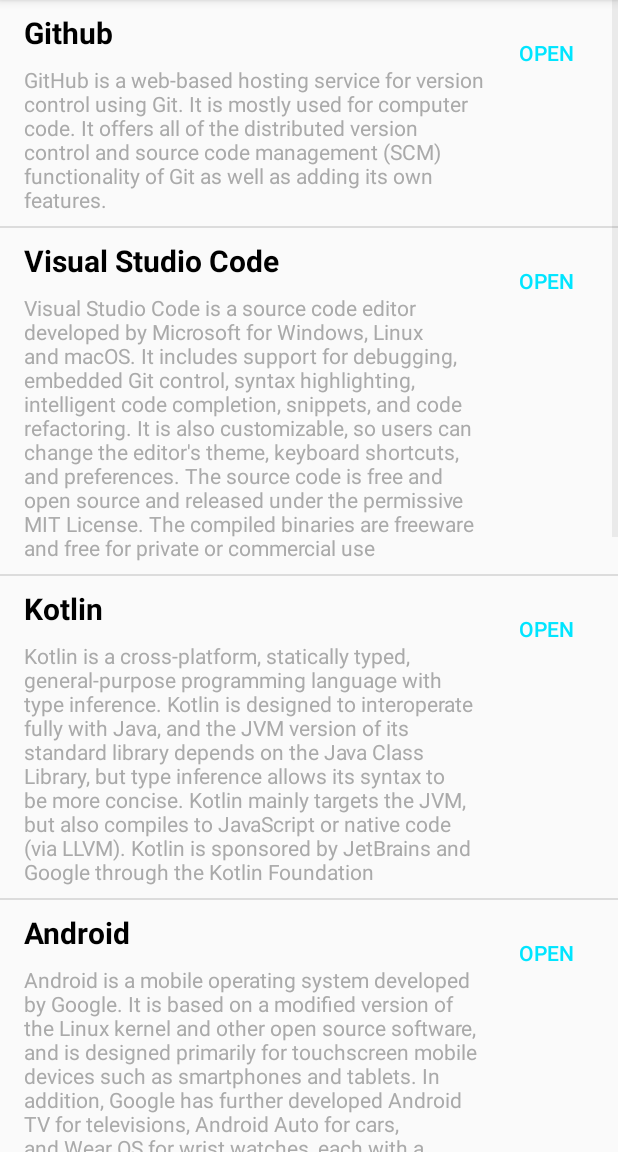
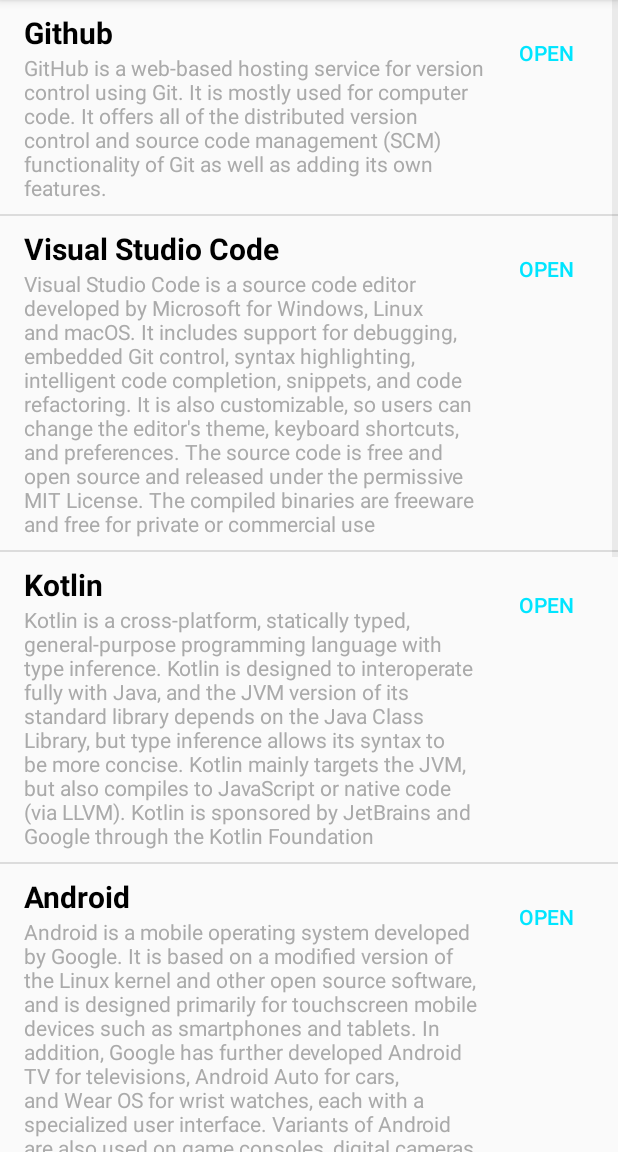
Before and after one commit to tochanenko/AndroidPlaygroundApp, an Android app: the ListViewActivity screen opened directly, with no data from a screen before it, on a phone screen of 412 x 824 dp, the part 84-1236 px from its top. Run offline under Robolectric (Android 15) with nearby library versions, the phone set to English and light mode, and no system bars.

Commit message:
Redesigned MainActivity and ListActivity

```diff
--- a/playground/app/src/main/res/layout/activity_list_view.xml
+++ b/playground/app/src/main/res/layout/activity_list_view.xml
@@ -1,18 +1,13 @@
 <?xml version="1.0" encoding="utf-8"?>
-<android.support.constraint.ConstraintLayout
+<ListView
         xmlns:android="http://schemas.android.com/apk/res/android"
         xmlns:tools="http://schemas.android.com/tools"
         xmlns:app="http://schemas.android.com/apk/res-auto"
         android:layout_width="match_parent"
         android:layout_height="match_parent"
-        tools:context=".ListViewActivity">
-
-    <ListView
-            android:id="@+id/list_view"
-            android:layout_width="0dp"
-            android:layout_height="0dp"
-            app:layout_constraintBottom_toBottomOf="parent"
-            app:layout_constraintEnd_toEndOf="parent"
-            app:layout_constraintStart_toStartOf="parent"
-            app:layout_constraintTop_toTopOf="parent" />
-</android.support.constraint.ConstraintLayout>
+        tools:context=".ListViewActivity"
+        android:id="@+id/list_view"
+        app:layout_constraintBottom_toBottomOf="parent"
+        app:layout_constraintEnd_toEndOf="parent"
+        app:layout_constraintStart_toStartOf="parent"
+        app:layout_constraintTop_toTopOf="parent" />
--- a/playground/app/src/main/res/layout/list_item.xml
+++ b/playground/app/src/main/res/layout/list_item.xml
@@ -37,7 +37,6 @@
             android:layout_width="0dp"
             android:layout_height="wrap_content"
             android:layout_marginStart="16dp"
-        android:layout_marginTop="8dp"
             android:layout_marginEnd="8dp"
             android:layout_marginBottom="8dp"
             android:text="TextView"
@@ -45,5 +44,5 @@
             app:layout_constraintBottom_toBottomOf="parent"
             app:layout_constraintEnd_toStartOf="@+id/listItemButton"
             app:layout_constraintStart_toStartOf="parent"
-        app:layout_constraintTop_toBottomOf="@+id/listItemTitle" />
+            app:layout_constraintTop_toBottomOf="@+id/listItemTitle"/>
 </android.support.constraint.ConstraintLayout>
--- a/playground/app/src/main/res/layout/main_menu_list_item.xml
+++ b/playground/app/src/main/res/layout/main_menu_list_item.xml
@@ -11,7 +11,7 @@
             android:layout_height="31dp"
             android:id="@+id/mainMenuTitle" app:layout_constraintEnd_toEndOf="parent" android:layout_marginEnd="16dp"
             app:layout_constraintStart_toStartOf="parent" android:layout_marginStart="16dp"
-            android:layout_marginTop="16dp" app:layout_constraintTop_toTopOf="parent" android:textSize="20sp"
+            android:layout_marginTop="8dp" app:layout_constraintTop_toTopOf="parent" android:textSize="20sp"
             android:textColor="@android:color/black"/>
     <TextView
             android:text="TextView"
@@ -20,7 +20,7 @@
             android:id="@+id/mainMenuDescription" app:layout_constraintStart_toStartOf="parent"
             android:layout_marginStart="16dp"
             app:layout_constraintEnd_toEndOf="parent" android:layout_marginEnd="16dp"
-            android:layout_marginBottom="16dp"
+            android:layout_marginBottom="8dp"
             app:layout_constraintBottom_toBottomOf="parent" app:layout_constraintTop_toBottomOf="@+id/mainMenuTitle"
-            android:layout_marginTop="8dp"/>
+    />
 </android.support.constraint.ConstraintLayout>
```
Also changed, not shown: playground/app/src/main/res/layout/activity_main.xml (+7 -12 lines). Lines whose indentation alone changed are shown as unchanged.
